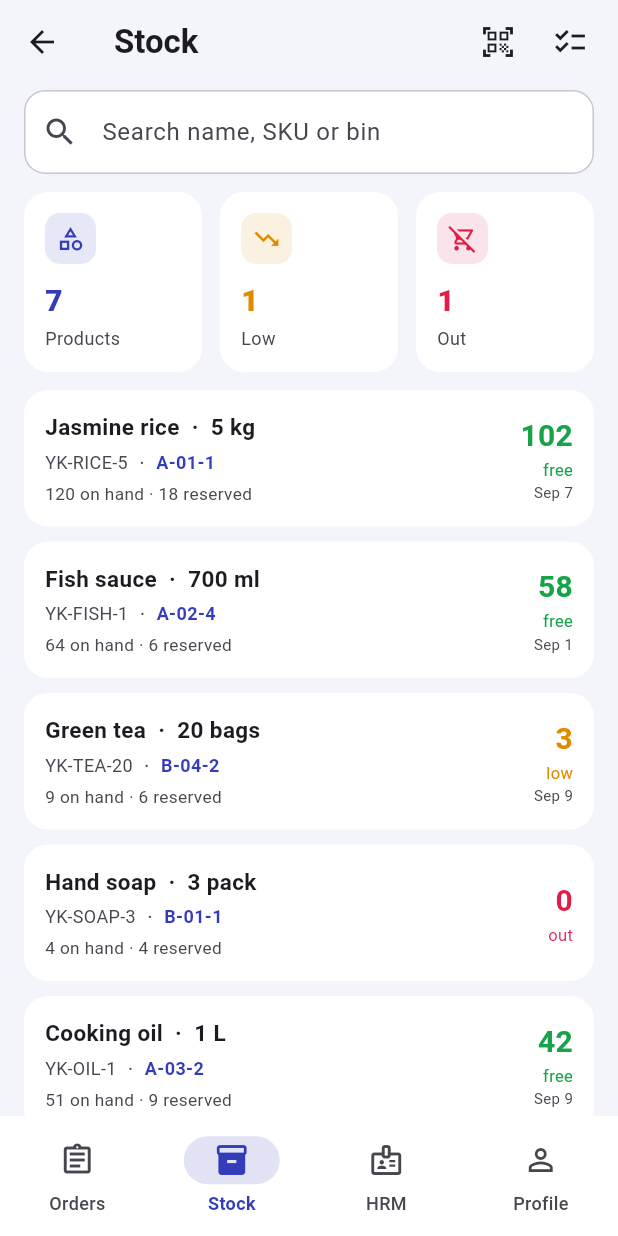
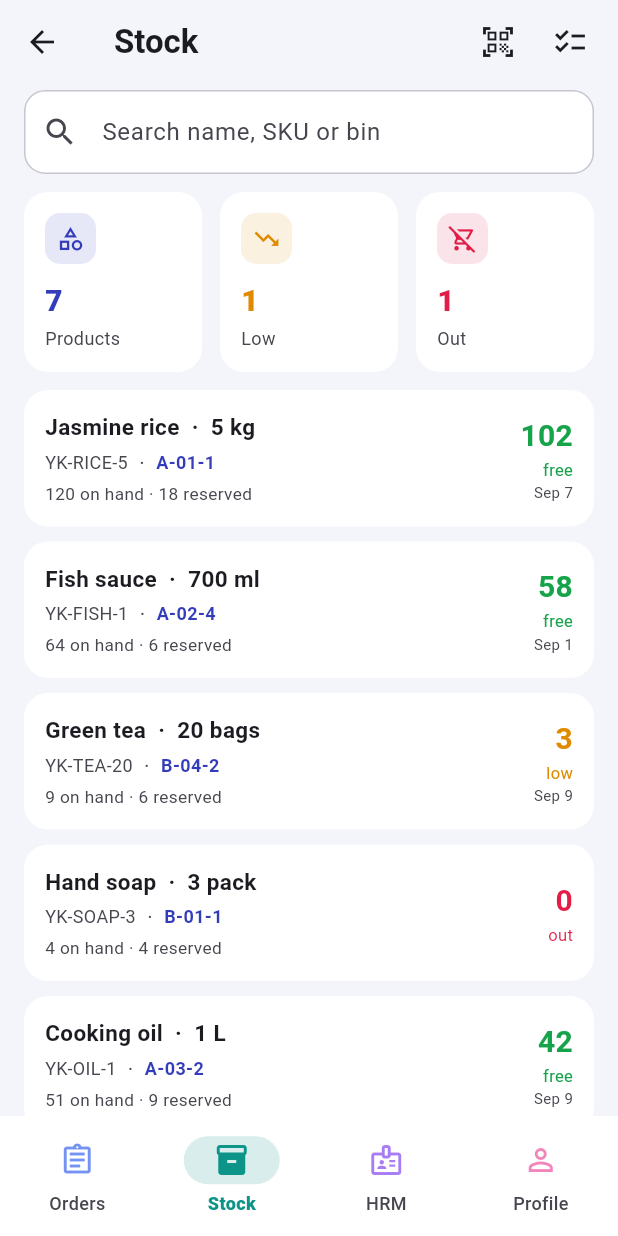
Before and after one commit to yeaksakh/me, a Flutter app: the HomeShell screen opened directly, item 2 of the bottom bar chosen, on a phone screen of 412 x 824 dp. Run offline on Flutter 3.47's test engine with Material 3 defaults, Android fonts, the phone set to English and light mode, and no system bars; our stand-ins replace geolocator, image_picker, shared_preferences; accounts and stored records are empty; network calls fail.

Commit message:
Portrait only, and a bottom bar in the colours of its tabs
The app is used one-handed with a box in the other arm, and every screen is
laid out for that; a phone turned on its side mid-pick reflowed the item list
under the packer's thumb. It is locked to portrait on all three sides -- the
Android activity, the iOS orientation list, and SystemChrome at start-up --
and the landscape layout test goes with it.

The bottom bar's tabs each wear the colour of their area: the selected tab's
pill, icon and label take it, and the others keep theirs, dimmed.

Co-Authored-By: Claude Fable 5.1 <noreply@anthropic.com>

```diff
--- a/warehouse/lib/main.dart
+++ b/warehouse/lib/main.dart
@@ -1,5 +1,13 @@
 import 'package:flutter/material.dart';
+import 'package:flutter/services.dart';
 
 import 'app.dart';
 
-void main() => runApp(const WarehouseApp());
+Future<void> main() async {
+  WidgetsFlutterBinding.ensureInitialized();
+  // Portrait only. The app is used one-handed with a box in the other arm,
+  // and every screen is laid out for that; a phone turned on its side mid-pick
+  // would reflow the item list under the packer's thumb.
+  await SystemChrome.setPreferredOrientations([DeviceOrientation.portraitUp]);
+  runApp(const WarehouseApp());
+}
--- a/warehouse/lib/screens/home_shell.dart
+++ b/warehouse/lib/screens/home_shell.dart
@@ -1,5 +1,6 @@
 import 'package:flutter/material.dart';
 
+import '../theme/app_theme.dart';
 import 'hrm_screen.dart';
 import 'profile_screen.dart';
 import 'stock_screen.dart';
@@ -9,6 +10,10 @@ import 'tasks_screen.dart';
 ///
 /// A stock count lives inside Stock rather than on a tab of its own: it is a
 /// rare job, and the HR tab -- clocking in, leave, pay -- is a daily one.
+///
+/// Each tab wears the colour of its area, so the bar reads the way the screens
+/// behind it do: the selected tab's pill, icon and label take that colour, and
+/// the others keep theirs, dimmed.
 class HomeShell extends StatefulWidget {
   const HomeShell({super.key});
 
@@ -28,33 +33,44 @@ class _HomeShellState extends State<HomeShell> {
 
   @override
   Widget build(BuildContext context) {
+    final colors = context.appColors;
+    final scheme = Theme.of(context).colorScheme;
+    final areas = [
+      (icon: Icons.assignment_outlined, active: Icons.assignment, label: 'Orders', color: colors.orders),
+      (icon: Icons.inventory_2_outlined, active: Icons.inventory_2, label: 'Stock', color: colors.stock),
+      (icon: Icons.badge_outlined, active: Icons.badge, label: 'HRM', color: colors.hrm),
+      (icon: Icons.person_outline, active: Icons.person, label: 'Profile', color: colors.holiday),
+    ];
+    final current = areas[_index].color;
+
     return Scaffold(
       body: IndexedStack(index: _index, children: _tabs),
-      bottomNavigationBar: NavigationBar(
-        selectedIndex: _index,
-        onDestinationSelected: (value) => setState(() => _index = value),
-        destinations: const [
-          NavigationDestination(
-            icon: Icon(Icons.assignment_outlined),
-            selectedIcon: Icon(Icons.assignment),
-            label: 'Orders',
-          ),
-          NavigationDestination(
-            icon: Icon(Icons.inventory_2_outlined),
-            selectedIcon: Icon(Icons.inventory_2),
-            label: 'Stock',
-          ),
-          NavigationDestination(
-            icon: Icon(Icons.badge_outlined),
-            selectedIcon: Icon(Icons.badge),
-            label: 'HRM',
-          ),
-          NavigationDestination(
-            icon: Icon(Icons.person_outline),
-            selectedIcon: Icon(Icons.person),
-            label: 'Profile',
-          ),
-        ],
+      bottomNavigationBar: NavigationBarTheme(
+        data: NavigationBarThemeData(
+          backgroundColor: colors.card,
+          indicatorColor: current.withAlpha(40),
+          labelTextStyle: WidgetStateProperty.resolveWith((states) => TextStyle(
+                fontSize: 12,
+                fontWeight: states.contains(WidgetState.selected)
+                    ? FontWeight.w800
+                    : FontWeight.w500,
+                color: states.contains(WidgetState.selected)
+                    ? current
+                    : scheme.onSurfaceVariant,
+              )),
+        ),
+        child: NavigationBar(
+          selectedIndex: _index,
+          onDestinationSelected: (value) => setState(() => _index = value),
+          destinations: [
+            for (final area in areas)
+              NavigationDestination(
+                icon: Icon(area.icon, color: area.color.withAlpha(170)),
+                selectedIcon: Icon(area.active, color: area.color),
+                label: area.label,
+              ),
+          ],
+        ),
       ),
     );
   }
```
Also changed, not shown: 3 other files.
